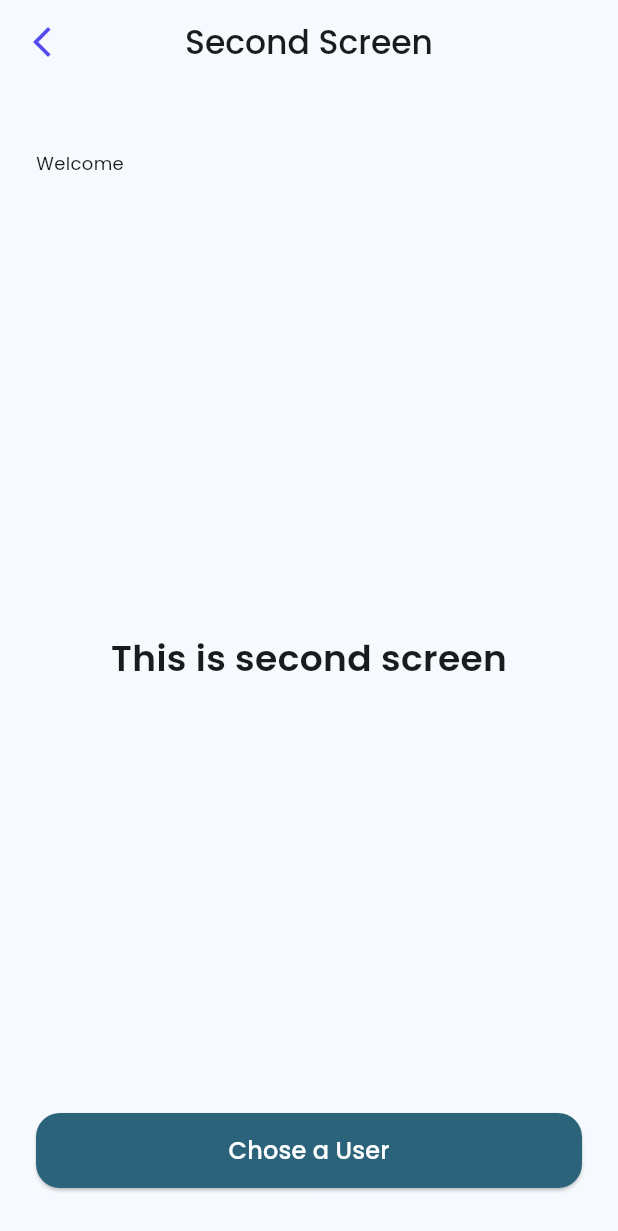
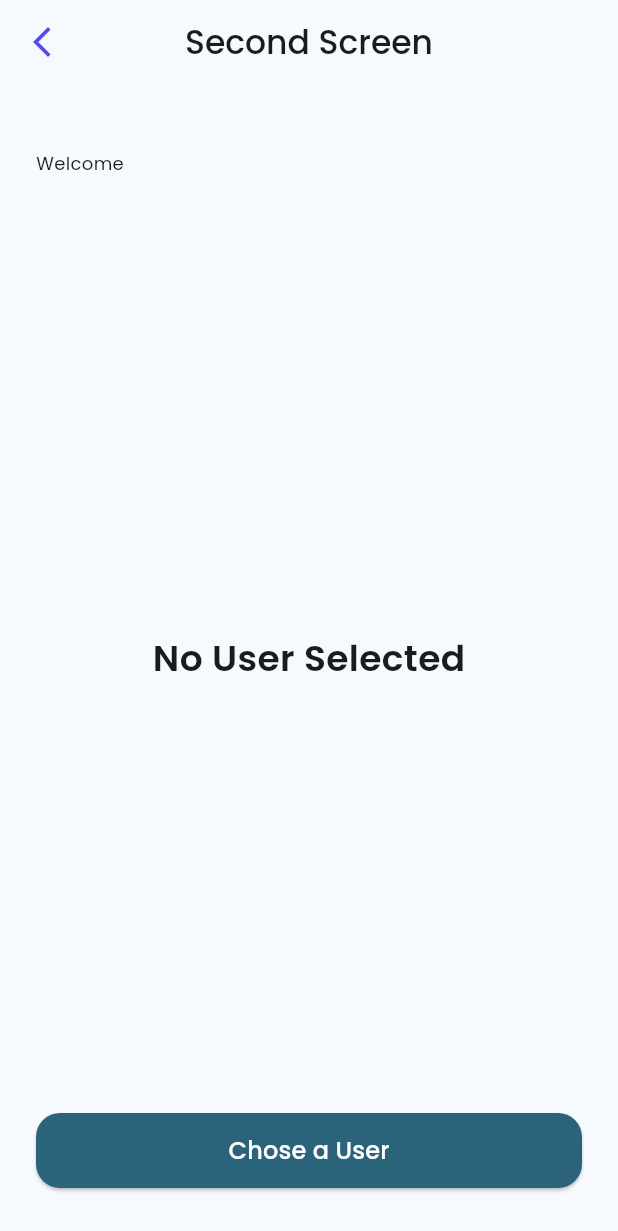
Before and after one commit to ifky06/suitmedia_mobile_dev_test, a Flutter app: the SecondScreen screen opened directly with empty values, on a phone screen of 412 x 824 dp. Shown: the top 1231 px of the screen. Run offline on Flutter 3.47's test engine with Material 3 defaults, Android fonts, the phone set to English and light mode, and no system bars; our stand-ins replace bloc, dio, flutter_bloc, google_fonts.

Commit message:
Add user bloc and display user's full name

```diff
--- a/lib/pages/second_screen.dart
+++ b/lib/pages/second_screen.dart
@@ -1,6 +1,8 @@
 import 'package:flutter/material.dart';
+import 'package:flutter_bloc/flutter_bloc.dart';
 import 'package:google_fonts/google_fonts.dart';
 import 'package:suitmedia_mobile_dev_test/Theme/custom_theme.dart';
+import 'package:suitmedia_mobile_dev_test/bloc/user/user_bloc.dart';
 import 'package:suitmedia_mobile_dev_test/components/app_bar.dart';
 import 'package:suitmedia_mobile_dev_test/components/elevated_button.dart';
 import 'package:suitmedia_mobile_dev_test/pages/third_screen.dart';
@@ -13,7 +15,7 @@ class SecondScreen extends StatelessWidget {
     Navigator.push(
       context,
       MaterialPageRoute(
-        builder: (context) => ThirdScreen(),
+        builder: (context) => const ThirdScreen(),
       ),
     );
   }
@@ -49,12 +51,20 @@ class SecondScreen extends StatelessWidget {
                 ],
               ),
             ),
-            Text(
-              'This is second screen',
-              style: GoogleFonts.poppins(
-                fontSize: 24,
-                fontWeight: FontWeight.w600,
-              ),
+            BlocBuilder<UserBloc, UserState>(
+              builder: (context, state) {
+                String? fullName;
+                if (state is UserLoaded) {
+                  fullName = '${state.user.firstName} ${state.user.lastName}';
+                }
+                return Text(
+                  fullName ?? 'No User Selected',
+                  style: GoogleFonts.poppins(
+                    fontSize: 24,
+                    fontWeight: FontWeight.w600,
+                  ),
+                );
+              },
             ),
             MyElevatedButton(
               titleText: 'Chose a User',
```
